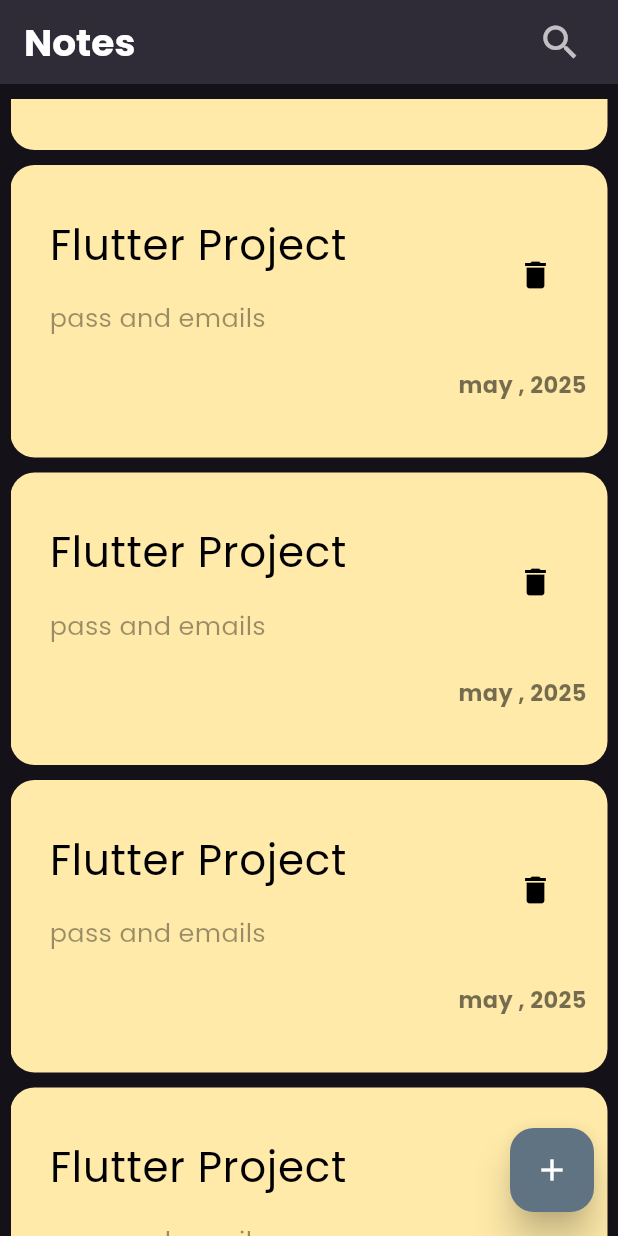
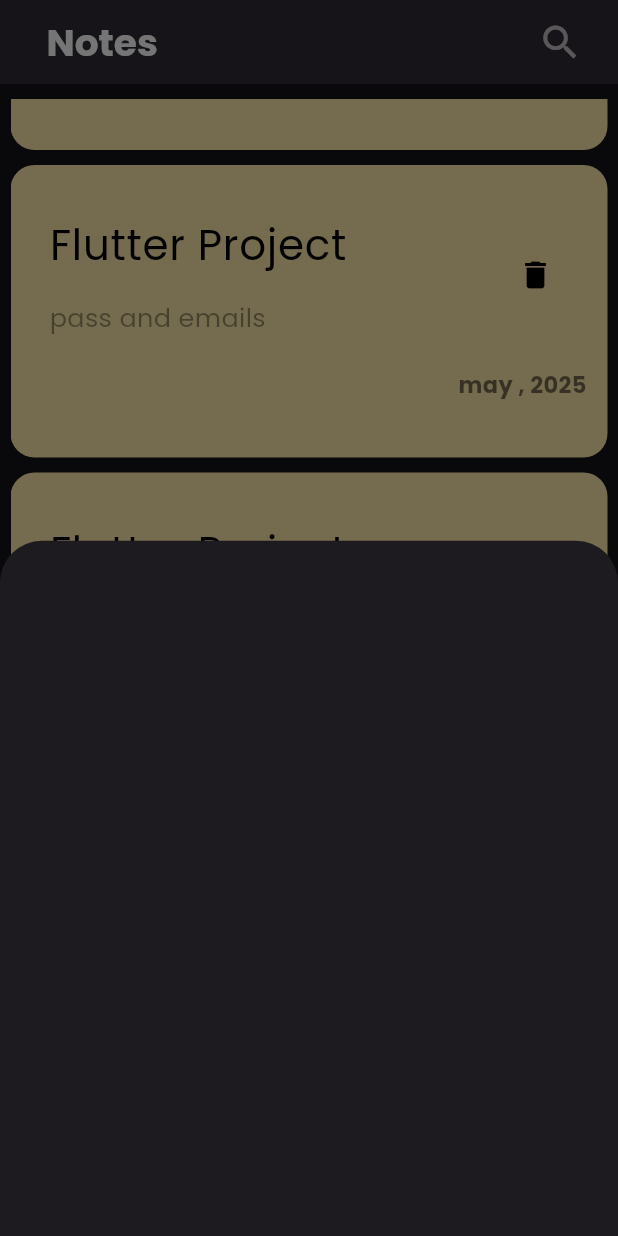
Before and after one commit to ZiadElsewedy/NotesApp, a Flutter app: the screen it shows after launch, scrolled down 576 dp, after a tap on the "add" icon, on a phone screen of 412 x 824 dp. Run offline on Flutter 3.47's test engine with Material 3 defaults, Android fonts, the phone set to English and light mode, and no system bars.

Commit message:
showModalBottomSheet

```diff
--- a/lib/Screens/HomeScreen.dart
+++ b/lib/Screens/HomeScreen.dart
@@ -8,12 +8,18 @@ class NotesView extends StatelessWidget {
   @override
   Widget build(BuildContext context) {
     return Scaffold(
-      floatingActionButton: FloatingActionButton(onPressed: (){} , child: Icon(Icons.add , color: Colors.white,), elevation: 10 , backgroundColor: Color.fromARGB(255, 95, 115, 130),),
+      floatingActionButton: FloatingActionButton(onPressed: (){
+        showModalBottomSheet(context: context, builder: (context){
+          return Container();
+        });
+      } ,
+      child: Icon(Icons.add , color: Colors.white,), elevation: 10 , backgroundColor: Color.fromARGB(255, 95, 115, 130),),
+
       appBar: AppBar(
         title: CustomAppbar()
       ),
       body: Padding(
-        padding: const EdgeInsets.only(right: 7 , left: 7 , top: 10 ),
+        padding: const EdgeInsets.only(right: 7 , left: 7 , top: 10 , bottom: 5),
         child: SizedBox(
           child: NotesListView()
           ),
--- a/lib/widgets/CustomAppBar.dart
+++ b/lib/widgets/CustomAppBar.dart
@@ -9,6 +9,7 @@ class CustomAppbar extends StatelessWidget {
     return const Row(
       mainAxisAlignment: MainAxisAlignment.spaceEvenly,
       children: [
+        SizedBox(width: 15,),
         Text(
           "Notes",
           style: TextStyle(
```
